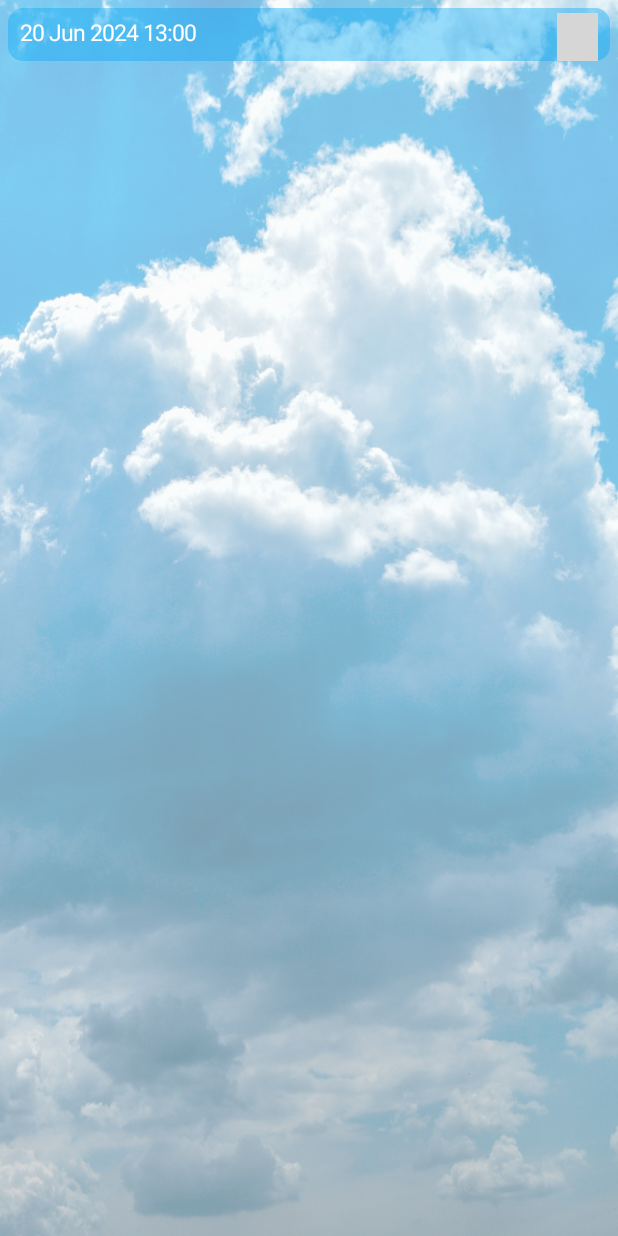
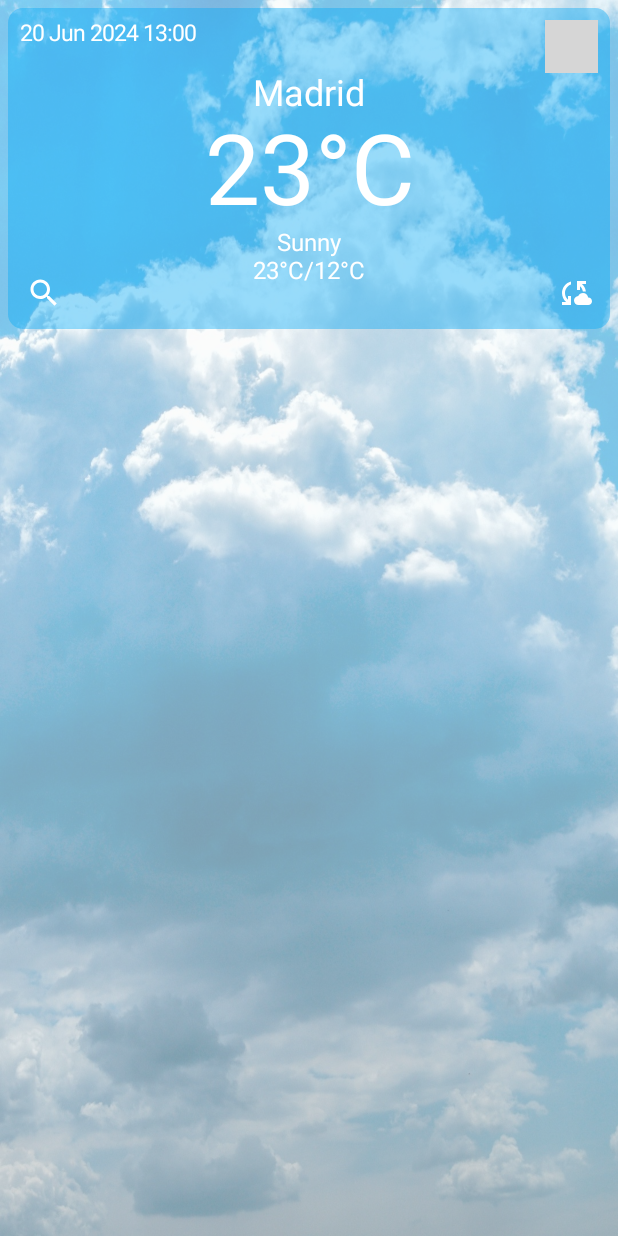
Before and after one commit to ddsdf041/MobileDeveloping, an Android app built with Jetpack Compose: the screen it shows after launch (MainActivity), on a phone screen of 412 x 824 dp. Run offline under Robolectric (Android 15) with nearby library versions, the light colour scheme and no system bars; pictures from the network do not load; grey boxes are pictures that could not be loaded.

Commit message:
lab work 6: Прогноз погоды 3

```diff
--- a/app/src/main/java/com/example/myapplication/scenes/MainScreen.kt
+++ b/app/src/main/java/com/example/myapplication/scenes/MainScreen.kt
@@ -11,6 +11,8 @@ import androidx.compose.foundation.layout.size
 import androidx.compose.foundation.shape.RoundedCornerShape
 import androidx.compose.material3.Card
 import androidx.compose.material3.CardDefaults
+import androidx.compose.material3.Icon
+import androidx.compose.material3.IconButton
 import androidx.compose.material3.Text
 import androidx.compose.runtime.Composable
 import androidx.compose.ui.Alignment
@@ -59,17 +61,65 @@ fun MainScreen() {
                     horizontalArrangement = Arrangement.SpaceBetween
                 ) {
                     Text(
+                        text = "20 Jun 2024 13:00",
                         modifier = Modifier.padding(top = 8.dp, start = 8.dp),
-                        text = "20 Jun 2024 13:00",
                         style = TextStyle(fontSize = 15.sp),
                         color = Color.White
                     )
                     AsyncImage(
                         model = "https://cdn.weatherapi.com/weather/64x64/day/116.png",
                         contentDescription = "img2",
-                        modifier = Modifier.size(35.dp)
-                            .padding(top = 3.dp, end = 8.dp)
+                        modifier = Modifier
+                            .padding(top = 8.dp, end = 8.dp)
+                            .size(35.dp)
                     )
+                }
+                Text(
+                    text = "Madrid",
+                    style = TextStyle(fontSize = 24.sp),
+                    color = Color.White
+                )
+                Text(
+                    text = "23°C",
+                    style = TextStyle(fontSize = 65.sp),
+                    color = Color.White
+                )
+                Text(
+                    text = "Sunny",
+                    style = TextStyle(fontSize = 16.sp),
+                    color = Color.White
+                )
+                Row(
+                    modifier = Modifier.fillMaxWidth(),
+                    horizontalArrangement = Arrangement.SpaceBetween
+                ) {
+                    IconButton(
+                        onClick = {
+
+                        }
+                    ) {
+                        Icon(
+                            painter = painterResource(id = R.drawable.ic_search),
+                            contentDescription = "im3",
+                            tint = Color.White
+                        )
+                    }
+                    Text(
+                        text = "23°C/12°C",
+                        style = TextStyle(fontSize = 16.sp),
+                        color = Color.White
+                    )
+                    IconButton(
+                        onClick = {
+
+                        }
+                    ) {
+                        Icon(
+                            painter = painterResource(id = R.drawable.ic_sync),
+                            contentDescription = "im4",
+                            tint = Color.White
+                        )
+                    }
                 }
             }
         }
--- /dev/null
+++ b/app/src/main/res/drawable/ic_search.xml
@@ -0,0 +1,5 @@
+<vector xmlns:android="http://schemas.android.com/apk/res/android" android:height="24dp" android:tint="#FFFFFF" android:viewportHeight="24" android:viewportWidth="24" android:width="24dp">
+
+    <path android:fillColor="@android:color/white" android:pathData="M15.5,14h-0.79l-0.28,-0.27C15.41,12.59 16,11.11 16,9.5 16,5.91 13.09,3 9.5,3S3,5.91 3,9.5 5.91,16 9.5,16c1.61,0 3.09,-0.59 4.23,-1.57l0.27,0.28v0.79l5,4.99L20.49,19l-4.99,-5zM9.5,14C7.01,14 5,11.99 5,9.5S7.01,5 9.5,5 14,7.01 14,9.5 11.99,14 9.5,14z"/>
+
+</vector>
--- /dev/null
+++ b/app/src/main/res/drawable/ic_sync.xml
@@ -0,0 +1,5 @@
+<vector xmlns:android="http://schemas.android.com/apk/res/android" android:height="24dp" android:tint="#FFFFFF" android:viewportHeight="24" android:viewportWidth="24" android:width="24dp">
+
+    <path android:fillColor="@android:color/white" android:pathData="M21.5,14.98c-0.02,0 -0.03,0 -0.05,0.01C21.2,13.3 19.76,12 18,12c-1.4,0 -2.6,0.83 -3.16,2.02C13.26,14.1 12,15.4 12,17c0,1.66 1.34,3 3,3l6.5,-0.02c1.38,0 2.5,-1.12 2.5,-2.5S22.88,14.98 21.5,14.98zM10,4.26v2.09C7.67,7.18 6,9.39 6,12c0,1.77 0.78,3.34 2,4.44V14h2v6H4v-2h2.73C5.06,16.54 4,14.4 4,12C4,8.27 6.55,5.15 10,4.26zM20,6h-2.73c1.43,1.26 2.41,3.01 2.66,5l-2.02,0C17.68,9.64 16.98,8.45 16,7.56V10h-2V4h6V6z"/>
+
+</vector>
```
